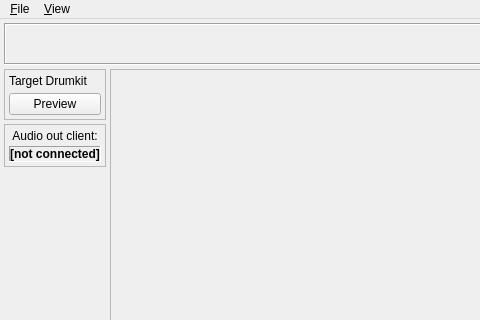
The window that res/main_window.ui (Zen-Master-SoSo/kitbash) describes before a commit, drawn with Qt 5; both pictures show x 0 to 480 and y 0 to 320 of the 982 by 768 pixel window.
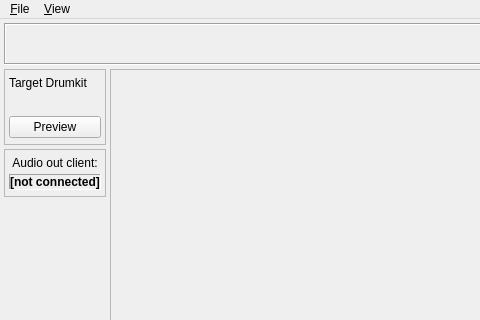
The same window after the commit. Icons and pictures are not drawn.

Diff of the .ui file:
```diff
--- a/res/main_window.ui
+++ b/res/main_window.ui
@@ -84,19 +84,19 @@
           </property>
           <layout class="QVBoxLayout" name="verticalLayout">
            <property name="spacing">
-            <number>5</number>
+            <number>6</number>
            </property>
            <property name="leftMargin">
             <number>4</number>
            </property>
            <property name="topMargin">
-            <number>4</number>
+            <number>6</number>
            </property>
            <property name="rightMargin">
             <number>4</number>
            </property>
            <property name="bottomMargin">
-            <number>4</number>
+            <number>6</number>
            </property>
            <item>
             <widget class="QLabel" name="lbl4">
@@ -108,6 +108,10 @@
              </property>
             </widget>
            </item>
+           <item>
+            <widget class="QLabel" name="lbl_audio_indicator">
+            </widget>
+           </item>
            <item>
             <widget class="QPushButton" name="b_preview">
              <property name="text">
@@ -131,19 +135,19 @@
           </property>
           <layout class="QVBoxLayout" name="vlo3">
            <property name="spacing">
-            <number>3</number>
+            <number>4</number>
            </property>
            <property name="leftMargin">
             <number>4</number>
            </property>
            <property name="topMargin">
-            <number>4</number>
+            <number>6</number>
            </property>
            <property name="rightMargin">
             <number>4</number>
            </property>
            <property name="bottomMargin">
-            <number>4</number>
+            <number>6</number>
            </property>
            <item>
             <widget class="QLabel" name="lbl2">
```
Left out of the diff: 2 changed lines with no effect on the pictures.
